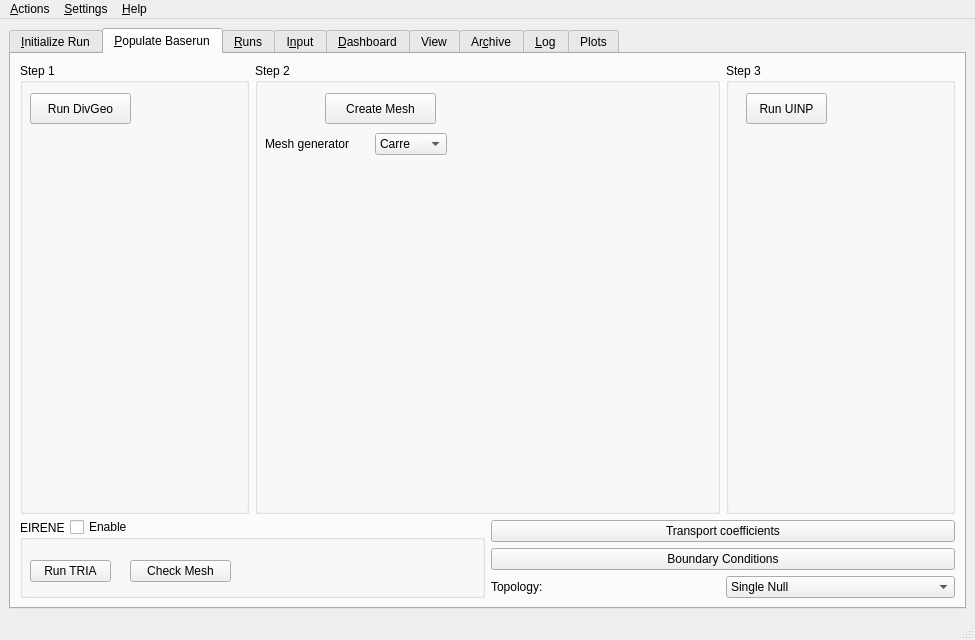
First picture: the form in src/gui/solps.ui, repository LeCAD-PEG/SOLPS-GUI, before the edit.
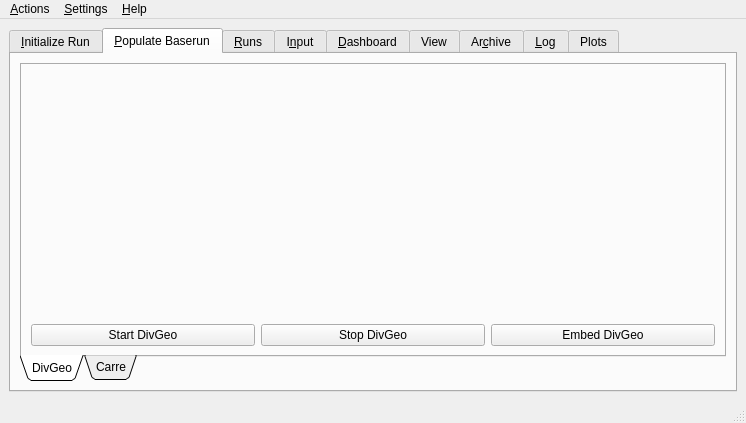
Second picture: the form after the edit. The open tabs and pages were chosen to show the change. Custom widgets are drawn as their Qt base class.

Commit message: Running and embedding DivGeo implemented. Preferences have now an Environment Variables group.

What changed in the file:
```diff
--- a/src/gui/solps.ui
+++ b/src/gui/solps.ui
@@ -10,8 +10,8 @@
    <rect>
     <x>0</x>
     <y>0</y>
-    <width>975</width>
-    <height>640</height>
+    <width>746</width>
+    <height>423</height>
    </rect>
   </property>
   <property name="sizePolicy">
@@ -34,7 +34,7 @@
        </sizepolicy>
       </property>
       <property name="currentIndex">
-       <number>8</number>
+       <number>1</number>
       </property>
       <widget class="QWidget" name="tab">
        <attribute name="title">
@@ -105,7 +105,14 @@
          </widget>
         </item>
         <item row="2" column="2">
-         <widget class="TcshEdit" name="tcsh_sequence"/>
+         <widget class="TcshEdit" name="tcsh_sequence">
+          <property name="sizePolicy">
+           <sizepolicy hsizetype="Expanding" vsizetype="Expanding">
+            <horstretch>0</horstretch>
+            <verstretch>0</verstretch>
+           </sizepolicy>
+          </property>
+         </widget>
         </item>
         <item row="3" column="0" colspan="3">
          <widget class="QLabel" name="label_initialize_runs">
@@ -124,178 +131,78 @@
         <string>&amp;Populate Baserun</string>
        </attribute>
        <layout class="QGridLayout" name="gridLayout_3">
-        <item row="0" column="0">
-         <widget class="QGroupBox" name="groupBox">
-          <property name="title">
-           <string>Step 1</string>
+        <item row="0" column="1">
+         <widget class="QTabWidget" name="tabWidget_2">
+          <property name="tabPosition">
+           <enum>QTabWidget::South</enum>
           </property>
-          <widget class="QPushButton" name="pushButton">
-           <property name="geometry">
-            <rect>
-             <x>10</x>
-             <y>30</y>
-             <width>101</width>
-             <height>31</height>
-            </rect>
-           </property>
-           <property name="text">
-            <string>Run DivGeo</string>
-           </property>
-          </widget>
-         </widget>
-        </item>
-        <item row="0" column="1" colspan="2">
-         <widget class="QGroupBox" name="groupBox_2">
-          <property name="title">
-           <string>Step 2</string>
+          <property name="tabShape">
+           <enum>QTabWidget::Triangular</enum>
           </property>
-          <widget class="QPushButton" name="pushButton_2">
-           <property name="geometry">
-            <rect>
-             <x>70</x>
-             <y>30</y>
-             <width>111</width>
-             <height>31</height>
-            </rect>
-           </property>
-           <property name="text">
-            <string>Create Mesh</string>
-           </property>
-          </widget>
-          <widget class="QComboBox" name="comboBox_2">
-           <property name="geometry">
-            <rect>
-             <x>120</x>
-             <y>70</y>
-             <width>72</width>
-             <height>22</height>
-            </rect>
-           </property>
-           <item>
-            <property name="text">
-             <string>Carre</string>
-            </property>
-           </item>
-           <item>
-            <property name="text">
-             <string>Carre2</string>
-            </property>
-           </item>
-          </widget>
-          <widget class="QLabel" name="label_6">
-           <property name="geometry">
-            <rect>
-             <x>10</x>
-             <y>70</y>
-             <width>101</width>
-             <height>21</height>
-            </rect>
-           </property>
-           <property name="text">
-            <string>Mesh generator</string>
-           </property>
-          </widget>
-         </widget>
-        </item>
-        <item row="0" column="3">
-         <widget class="QGroupBox" name="groupBox_3">
-          <property name="title">
-           <string>Step 3</string>
+          <property name="currentIndex">
+           <number>0</number>
           </property>
-          <widget class="QPushButton" name="pushButton_3">
-           <property name="geometry">
-            <rect>
-             <x>20</x>
-             <y>30</y>
-             <width>81</width>
-             <height>31</height>
-            </rect>
-           </property>
-           <property name="text">
-            <string>Run UINP</string>
-           </property>
+          <widget class="QWidget" name="tab_16">
+           <attribute name="title">
+            <string>DivGeo</string>
+           </attribute>
+           <layout class="QGridLayout" name="gridLayout_12">
+            <item row="1" column="0">
+             <widget class="QPushButton" name="pushButton">
+              <property name="sizePolicy">
+               <sizepolicy hsizetype="Expanding" vsizetype="Minimum">
+                <horstretch>0</horstretch>
+                <verstretch>0</verstretch>
+               </sizepolicy>
+              </property>
+              <property name="text">
+               <string>Start DivGeo</string>
+              </property>
+             </widget>
+            </item>
+            <item row="1" column="1">
+             <widget class="QPushButton" name="pushButton_3">
+              <property name="sizePolicy">
+               <sizepolicy hsizetype="Expanding" vsizetype="Minimum">
+                <horstretch>0</horstretch>
+                <verstretch>0</verstretch>
+               </sizepolicy>
+              </property>
+              <property name="text">
+               <string>Stop DivGeo</string>
+              </property>
+             </widget>
+            </item>
+            <item row="1" column="2">
+             <widget class="QPushButton" name="pushButton_2">
+              <property name="sizePolicy">
+               <sizepolicy hsizetype="Expanding" vsizetype="Minimum">
+                <horstretch>0</horstretch>
+                <verstretch>0</verstretch>
+               </sizepolicy>
+              </property>
+              <property name="text">
+               <string>Embed DivGeo</string>
+              </property>
+             </widget>
+            </item>
+            <item row="0" column="0" colspan="3">
+             <widget class="DivGeo" name="divgeo">
+              <property name="sizePolicy">
+               <sizepolicy hsizetype="Expanding" vsizetype="Expanding">
+                <horstretch>0</horstretch>
+                <verstretch>0</verstretch>
+               </sizepolicy>
+              </property>
+             </widget>
+            </item>
+           </layout>
           </widget>
-         </widget>
-        </item>
-        <item row="1" column="0" rowspan="3" colspan="2">
-         <widget class="QGroupBox" name="groupBox_4">
-          <property name="title">
-           <string>EIRENE</string>
-          </property>
-          <widget class="QPushButton" name="pushButton_4">
-           <property name="geometry">
-            <rect>
-             <x>10</x>
-             <y>40</y>
-             <width>81</width>
-             <height>22</height>
-            </rect>
-           </property>
-           <property name="text">
-            <string>Run TRIA</string>
-           </property>
+          <widget class="QWidget" name="tab_17">
+           <attribute name="title">
+            <string>Carre</string>
+           </attribute>
           </widget>
-          <widget class="QPushButton" name="pushButton_5">
-           <property name="geometry">
-            <rect>
-             <x>110</x>
-             <y>40</y>
-             <width>101</width>
-             <height>22</height>
-            </rect>
-           </property>
-           <property name="text">
-            <string>Check Mesh</string>
-           </property>
-          </widget>
-          <widget class="QCheckBox" name="checkBox">
-           <property name="geometry">
-            <rect>
-             <x>50</x>
-             <y>-1</y>
-             <width>85</width>
-             <height>16</height>
-            </rect>
-           </property>
-           <property name="text">
-            <string>Enable</string>
-           </property>
-          </widget>
-         </widget>
-        </item>
-        <item row="1" column="2" colspan="2">
-         <widget class="QPushButton" name="pushButton_6">
-          <property name="text">
-           <string>Transport coefficients</string>
-          </property>
-         </widget>
-        </item>
-        <item row="2" column="2" colspan="2">
-         <widget class="QPushButton" name="pushButton_7">
-          <property name="text">
-           <string>Boundary Conditions</string>
-          </property>
-         </widget>
-        </item>
-        <item row="3" column="2">
-         <widget class="QLabel" name="label_3">
-          <property name="text">
-           <string>Topology:</string>
-          </property>
-         </widget>
-        </item>
-        <item row="3" column="3">
-         <widget class="QComboBox" name="comboBox_3">
-          <item>
-           <property name="text">
-            <string>Single Null</string>
-           </property>
-          </item>
-          <item>
-           <property name="text">
-            <string>Double Null</string>
-           </property>
-          </item>
          </widget>
         </item>
        </layout>
@@ -567,7 +474,7 @@
         <item row="0" column="0" colspan="2">
          <widget class="TcshEdit" name="tcsh">
           <property name="sizePolicy">
-           <sizepolicy hsizetype="Fixed" vsizetype="Minimum">
+           <sizepolicy hsizetype="Expanding" vsizetype="Minimum">
             <horstretch>0</horstretch>
             <verstretch>0</verstretch>
            </sizepolicy>
@@ -609,7 +516,7 @@
           <item row="0" column="0">
            <widget class="Gnuplot" name="gnuplot">
             <property name="sizePolicy">
-             <sizepolicy hsizetype="Preferred" vsizetype="Expanding">
+             <sizepolicy hsizetype="Expanding" vsizetype="Expanding">
               <horstretch>0</horstretch>
               <verstretch>0</verstretch>
              </sizepolicy>
@@ -694,7 +601,7 @@
         <item row="0" column="0">
          <widget class="SolpsInput" name="solpsview">
           <property name="currentIndex">
-           <number>0</number>
+           <number>2</number>
           </property>
           <widget class="QWidget" name="tab_14">
            <attribute name="title">
@@ -815,6 +722,12 @@
        <layout class="QGridLayout" name="gridLayout_11">
         <item row="0" column="0" rowspan="2">
          <widget class="B2plot" name="b2plot">
+          <property name="sizePolicy">
+           <sizepolicy hsizetype="Expanding" vsizetype="Expanding">
+            <horstretch>0</horstretch>
+            <verstretch>0</verstretch>
+           </sizepolicy>
+          </property>
           <property name="b2plotCommand">
            <string>echo phys a4p ti te m/ surf | b2plot</string>
           </property>
@@ -830,8 +743,8 @@
           </property>
           <property name="minimumSize">
            <size>
-            <width>400</width>
-            <height>200</height>
+            <width>0</width>
+            <height>0</height>
            </size>
           </property>
           <property name="solpsPlotCommand">
@@ -849,8 +762,8 @@
           </property>
           <property name="minimumSize">
            <size>
-            <width>400</width>
-            <height>200</height>
+            <width>0</width>
+            <height>0</height>
            </size>
           </property>
           <property name="solpsPlotCommand">
@@ -868,8 +781,8 @@
           </property>
           <property name="minimumSize">
            <size>
-            <width>400</width>
-            <height>200</height>
+            <width>0</width>
+            <height>0</height>
            </size>
           </property>
           <property name="solpsPlotCommand">
@@ -879,6 +792,12 @@
         </item>
         <item row="1" column="2">
          <widget class="Gnuplot" name="gnuplot_4">
+          <property name="sizePolicy">
+           <sizepolicy hsizetype="Expanding" vsizetype="Expanding">
+            <horstretch>0</horstretch>
+            <verstretch>0</verstretch>
+           </sizepolicy>
+          </property>
           <property name="solpsPlotCommand">
            <string>rcxhireg_region</string>
           </property>
@@ -909,7 +828,7 @@
     <rect>
      <x>0</x>
      <y>0</y>
-     <width>975</width>
+     <width>746</width>
      <height>20</height>
     </rect>
    </property>
@@ -977,6 +896,11 @@
    <extends>QCheckBox</extends>
    <header>director</header>
   </customwidget>
+  <customwidget>
+   <class>DivGeo</class>
+   <extends>QWidget</extends>
+   <header>divgeo</header>
+  </customwidget>
   <customwidget>
    <class>Gnuplot</class>
    <extends>QWidget</extends>
```
Left out of the diff: 244 changed lines with no effect on the pictures. The commit also changes 6 other files.
